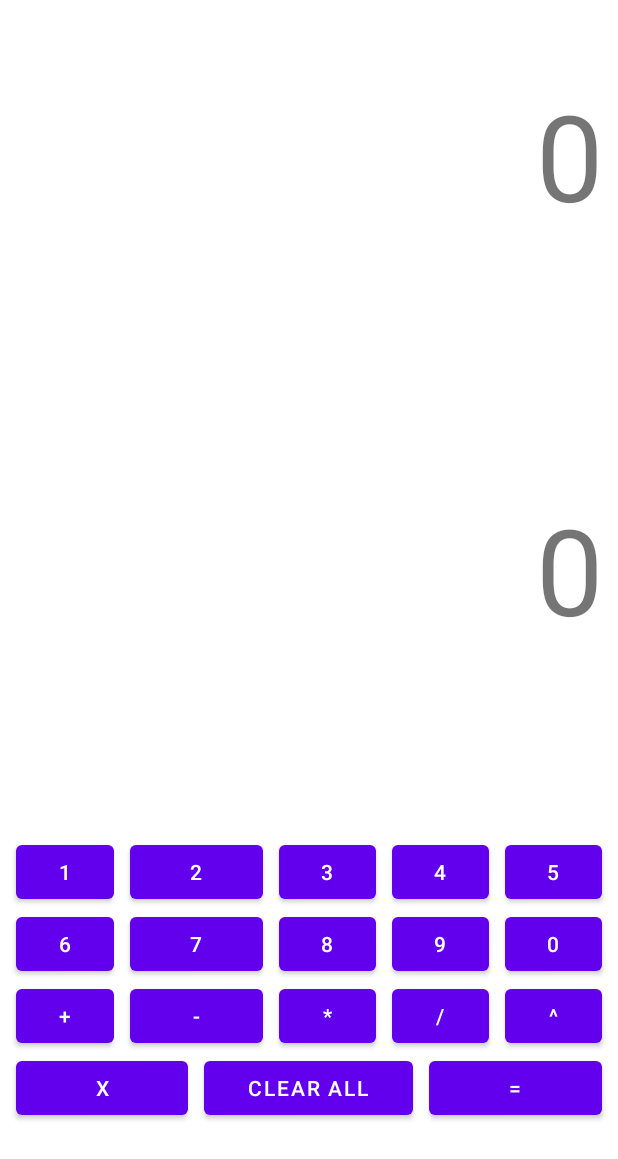
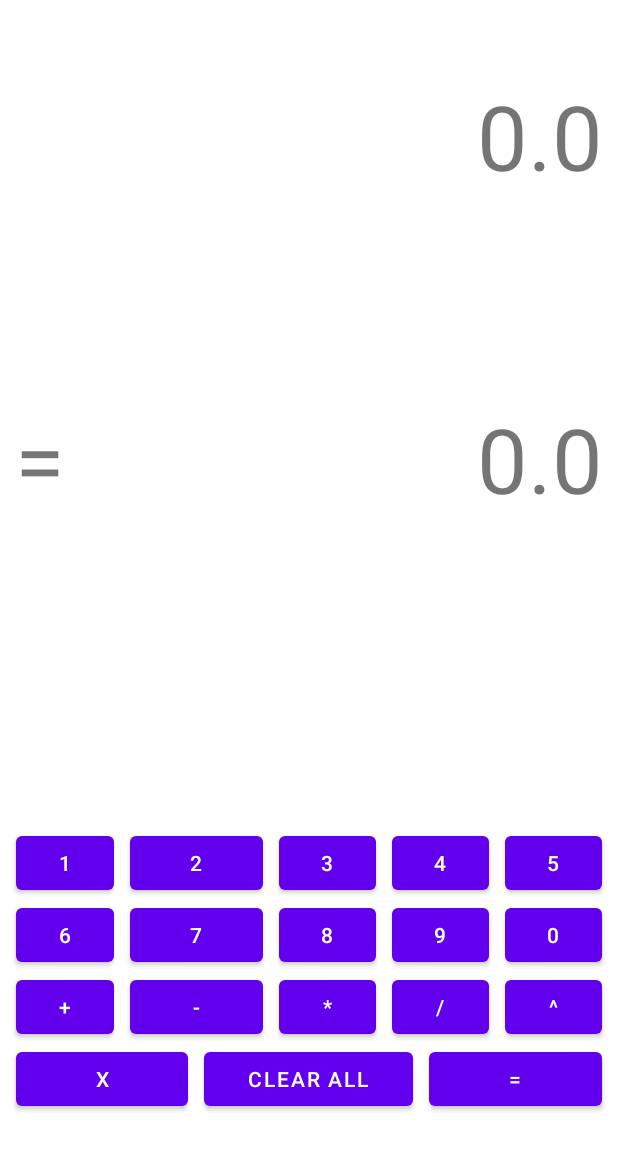
Before and after one commit to ha2320/Cal, an Android app: the layout activity_main.xml on its own in the app's theme, with its tools: preview values and no code run, on a phone screen of 412 x 824 dp. Shown: the top 1159 px of the screen. Run offline under Robolectric (Android 15) with nearby library versions, the phone set to English and light mode, and no system bars.

```diff
--- a/app/src/main/java/com/example/cal/models/Calculation.kt
+++ b/app/src/main/java/com/example/cal/models/Calculation.kt
@@ -2,4 +2,6 @@ package com.example.cal.models
 
 import com.example.cal.interfaces.Calculating
 
-class Calculation(override var number1: Number, override var number2: Number): Calculating
+class Calculation(override var number1: Number=0, override var number2: Number?): Calculating{
+    constructor(number1: Number) : this(number1, null)
+}
--- a/app/src/main/res/layout/activity_main.xml
+++ b/app/src/main/res/layout/activity_main.xml
@@ -1,33 +1,55 @@
 <?xml version="1.0" encoding="utf-8"?>
 <LinearLayout xmlns:android="http://schemas.android.com/apk/res/android"
-    xmlns:app="http://schemas.android.com/apk/res-auto"
     xmlns:tools="http://schemas.android.com/tools"
     android:layout_width="match_parent"
     android:layout_height="match_parent"
     android:orientation="vertical"
-    tools:context=".activities.MainActivity" >
+    tools:context=".activities.MainActivity">
 
     <TextView
-        android:id="@+id/current_formula"
+        android:id="@+id/formula_output"
         android:layout_weight="1"
         android:paddingVertical="50dp"
         android:textAlignment="textEnd"
         android:paddingHorizontal="10dp"
-        android:textSize="80sp"
+        android:textSize="60sp"
         android:layout_width="match_parent"
         android:layout_height="wrap_content"
-        android:text="@string/_0" />
+        android:text="@string/value0" />
+
+    <LinearLayout
+        android:layout_width="match_parent"
+        android:layout_height="wrap_content"
+        android:padding="10dp"
+        android:layout_weight="1">
+
+        <TextView
+            android:id="@+id/textView2"
+            android:layout_width="wrap_content"
+            android:layout_height="wrap_content"
+            android:textSize="60sp"
+            android:text="@string/equal_text" />
+
+        <TextView
+            android:id="@+id/result_output"
+            android:layout_width="0dp"
+            android:layout_weight="1"
+            android:layout_height="wrap_content"
+            android:text="@string/value0"
+            android:textAlignment="textEnd"
+            android:textSize="60sp" />
+
+    </LinearLayout>
 
     <TextView
-        android:id="@+id/result_output"
-        android:layout_weight="1"
-        android:paddingVertical="50dp"
-        android:textAlignment="textEnd"
-        android:paddingHorizontal="10dp"
-        android:textSize="80sp"
+        android:id="@+id/error_text_output"
         android:layout_width="match_parent"
         android:layout_height="wrap_content"
-        android:text="@string/_0"  />
+        android:layout_weight="1"
+        android:padding="10dp"
+        android:textAlignment="center"
+        android:textColor="#FF0000"
+        android:text="" />
 
     <TableLayout
         android:id="@+id/touch_panel"
@@ -170,6 +192,7 @@
                 android:layout_width="match_parent"
                 android:layout_height="wrap_content"
                 android:text="@string/_power" />
+
         </TableRow>
 
         <TableRow
--- a/app/src/main/res/values-night/strings.xml
+++ b/app/src/main/res/values-night/strings.xml
@@ -11,6 +11,7 @@
     <string name="_8">8</string>
     <string name="_9">9</string>
     <string name="_0">0</string>
+    <string name="value0">0.0</string>
     <string name="_plus">+</string>
     <string name="_minus">-</string>
     <string name="_multiply">*</string>
--- a/app/src/main/res/values/strings.xml
+++ b/app/src/main/res/values/strings.xml
@@ -10,6 +10,7 @@
     <string name="_8">8</string>
     <string name="_9">9</string>
     <string name="_0">0</string>
+    <string name="value0">0.0</string>
     <string name="_plus">+</string>
     <string name="_minus">-</string>
     <string name="_multiply">*</string>
@@ -18,4 +19,6 @@
     <string name="delete">x</string>
     <string name="clear_all">Clear All</string>
     <string name="equal_mark">=</string>
+    <string name="equal_text">=</string>
+    <string name="dot">.</string>
 </resources>
```
Also changed, not shown: app/src/main/java/com/example/cal/activities/MainActivity.kt (+95 -82 lines), app/src/main/java/com/example/cal/interfaces/Calculating.kt (+7 -8 lines), app/src/main/java/com/example/cal/models/Operator.kt (+10 -2 lines).
